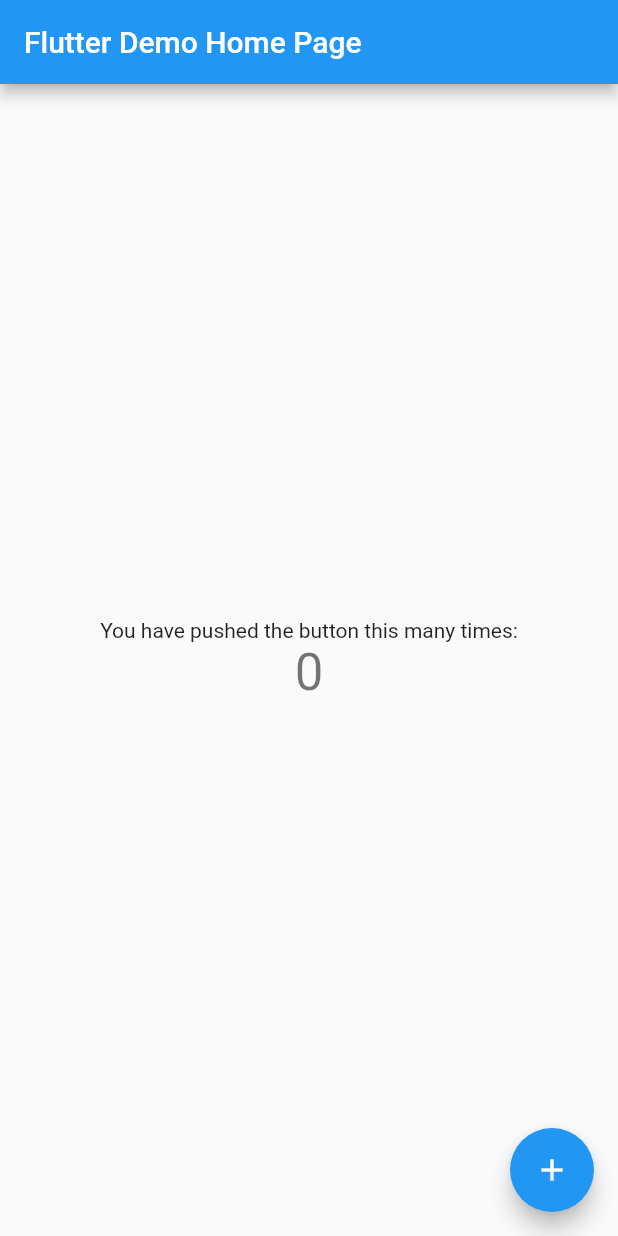
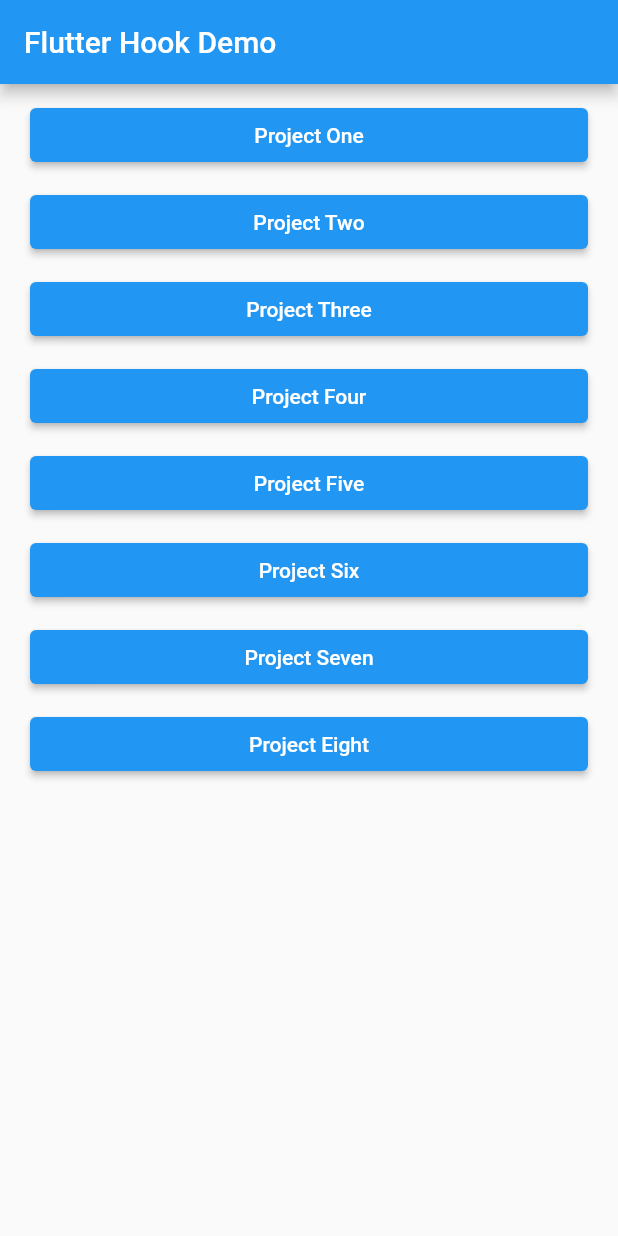
Before and after one commit to ishworpanta10/flutter_hooks_examples, a Flutter app: the screen it shows after launch, on a phone screen of 412 x 824 dp. Run offline on Flutter 3.47's test engine with Material 2 defaults, Android fonts, the phone set to English and light mode, and no system bars; our stand-ins replace flutter_hooks.

Commit message:
project one with useStream

```diff
--- /dev/null
+++ b/lib/data/data.dart
@@ -0,0 +1,10 @@
+const List<String> projectList = [
+  'Project 1',
+  'Project 2',
+  'Project 3',
+  'Project 4',
+  'Project 5',
+  'Project 6',
+  'Project 7',
+  'Project 8',
+];
--- a/lib/main.dart
+++ b/lib/main.dart
@@ -1,4 +1,6 @@
 import 'package:flutter/material.dart';
+
+import 'screens/home_page.dart';
 
 void main() {
   runApp(const MyApp());
@@ -7,109 +9,14 @@
 class MyApp extends StatelessWidget {
   const MyApp({Key? key}) : super(key: key);
 
-  // This widget is the root of your application.
   @override
   Widget build(BuildContext context) {
     return MaterialApp(
-      title: 'Flutter Demo',
+      title: 'Flutter Hook Demo',
       theme: ThemeData(
-        // This is the theme of your application.
-        //
-        // Try running your application with "flutter run". You'll see the
-        // application has a blue toolbar. Then, without quitting the app, try
-        // changing the primarySwatch below to Colors.green and then invoke
-        // "hot reload" (press "r" in the console where you ran "flutter run",
-        // or simply save your changes to "hot reload" in a Flutter IDE).
-        // Notice that the counter didn't reset back to zero; the application
-        // is not restarted.
         primarySwatch: Colors.blue,
       ),
-      home: const MyHomePage(title: 'Flutter Demo Home Page'),
+      home: const HomePage(),
     );
   }
 }
-
-class MyHomePage extends StatefulWidget {
-  const MyHomePage({Key? key, required this.title}) : super(key: key);
-
-  // This widget is the home page of your application. It is stateful, meaning
-  // that it has a State object (defined below) that contains fields that affect
-  // how it looks.
-
-  // This class is the configuration for the state. It holds the values (in this
-  // case the title) provided by the parent (in this case the App widget) and
-  // used by the build method of the State. Fields in a Widget subclass are
-  // always marked "final".
-
-  final String title;
-
-  @override
-  State<MyHomePage> createState() => _MyHomePageState();
-}
-
-class _MyHomePageState extends State<MyHomePage> {
-  int _counter = 0;
-
-  void _incrementCounter() {
-    setState(() {
-      // This call to setState tells the Flutter framework that something has
-      // changed in this State, which causes it to rerun the build method below
-      // so that the display can reflect the updated values. If we changed
-      // _counter without calling setState(), then the build method would not be
-      // called again, and so nothing would appear to happen.
-      _counter++;
-    });
-  }
-
-  @override
-  Widget build(BuildContext context) {
-    // This method is rerun every time setState is called, for instance as done
-    // by the _incrementCounter method above.
-    //
-    // The Flutter framework has been optimized to make rerunning build methods
-    // fast, so that you can just rebuild anything that needs updating rather
-    // than having to individually change instances of widgets.
-    return Scaffold(
-      appBar: AppBar(
-        // Here we take the value from the MyHomePage object that was created by
-        // the App.build method, and use it to set our appbar title.
-        title: Text(widget.title),
-      ),
-      body: Center(
-        // Center is a layout widget. It takes a single child and positions it
-        // in the middle of the parent.
-        child: Column(
-          // Column is also a layout widget. It takes a list of children and
-          // arranges them vertically. By default, it sizes itself to fit its
-          // children horizontally, and tries to be as tall as its parent.
-          //
-          // Invoke "debug painting" (press "p" in the console, choose the
-          // "Toggle Debug Paint" action from the Flutter Inspector in Android
-          // Studio, or the "Toggle Debug Paint" command in Visual Studio Code)
-          // to see the wireframe for each widget.
-          //
-          // Column has various properties to control how it sizes itself and
-          // how it positions its children. Here we use mainAxisAlignment to
-          // center the children vertically; the main axis here is the vertical
-          // axis because Columns are vertical (the cross axis would be
-          // horizontal).
-          mainAxisAlignment: MainAxisAlignment.center,
-          children: <Widget>[
-            const Text(
-              'You have pushed the button this many times:',
-            ),
-            Text(
-              '$_counter',
-              style: Theme.of(context).textTheme.headline4,
-            ),
-          ],
-        ),
-      ),
-      floatingActionButton: FloatingActionButton(
-        onPressed: _incrementCounter,
-        tooltip: 'Increment',
-        child: const Icon(Icons.add),
-      ), // This trailing comma makes auto-formatting nicer for build methods.
-    );
-  }
-}
--- /dev/null
+++ b/lib/screens/home_page.dart
@@ -0,0 +1,124 @@
+import 'package:flutter/material.dart';
+import 'package:flutter_hook_examples/screens/project_five.dart';
+import 'package:flutter_hook_examples/screens/project_four.dart';
+import 'package:flutter_hook_examples/screens/project_one.dart';
+import 'package:flutter_hook_examples/screens/project_seven.dart';
+import 'package:flutter_hook_examples/screens/project_six.dart';
+import 'package:flutter_hook_examples/screens/project_three.dart';
+import 'package:flutter_hook_examples/screens/project_two.dart';
+
+import 'project_eight.dart';
+
+class HomePage extends StatelessWidget {
+  const HomePage({Key? key}) : super(key: key);
+
+  @override
+  Widget build(BuildContext context) {
+    return Scaffold(
+      appBar: AppBar(
+        title: const Text('Flutter Hook Demo'),
+      ),
+      body: ListView(
+        padding: const EdgeInsets.symmetric(horizontal: 20, vertical: 10),
+        children: [
+          ElevatedButton(
+            onPressed: () {
+              Navigator.push(
+                context,
+                MaterialPageRoute(
+                  builder: (_) => const ProjectOne(),
+                ),
+              );
+            },
+            child: const Text('Project One'),
+          ),
+          const SizedBox(height: 10),
+          ElevatedButton(
+            onPressed: () {
+              Navigator.push(
+                context,
+                MaterialPageRoute(
+                  builder: (_) => const ProjectTwo(),
+                ),
+              );
+            },
+            child: const Text('Project Two'),
+          ),
+          const SizedBox(height: 10),
+          ElevatedButton(
+            onPressed: () {
+              Navigator.push(
+                context,
+                MaterialPageRoute(
+                  builder: (_) => const ProjectThree(),
+                ),
+              );
+            },
+            child: const Text('Project Three'),
+          ),
+          const SizedBox(height: 10),
+          ElevatedButton(
+            onPressed: () {
+              Navigator.push(
+                context,
+                MaterialPageRoute(
+                  builder: (_) => const ProjectFour(),
+                ),
+              );
+            },
+            child: const Text('Project Four'),
+          ),
+          const SizedBox(height: 10),
+          ElevatedButton(
+            onPressed: () {
+              Navigator.push(
+                context,
+                MaterialPageRoute(
+                  builder: (_) => const ProjectFive(),
+                ),
+              );
+            },
+            child: const Text('Project Five'),
+          ),
+          const SizedBox(height: 10),
+          ElevatedButton(
+            onPressed: () {
+              Navigator.push(
+                context,
+                MaterialPageRoute(
+                  builder: (_) => const ProjectSix(),
+                ),
+              );
+            },
+            child: const Text('Project Six'),
+          ),
+          const SizedBox(height: 10),
+          ElevatedButton(
+            onPressed: () {
+              Navigator.push(
+                context,
+                MaterialPageRoute(
+                  builder: (_) => const ProjectSeven(),
+                ),
+              );
+            },
+            child: const Text('Project Seven'),
+          ),
+          const SizedBox(height: 10),
+          ElevatedButton(
+            onPressed: () {
+              Navigator.push(
+                context,
+                MaterialPageRoute(
+                  builder: (_) => const ProjectEight(),
+                ),
+              );
+            },
+            child: const Text('Project Eight'),
+          ),
+          const SizedBox(height: 10),
+        ],
+      ),
+    );
+  }
+}
```
Also changed, not shown: lib/screens/project_eight.dart (added, +18 -0 lines), lib/screens/project_five.dart (added, +18 -0 lines), lib/screens/project_four.dart (added, +18 -0 lines), lib/screens/project_one.dart (added, +24 -0 lines), lib/screens/project_seven.dart (added, +18 -0 lines), lib/screens/project_six.dart (added, +18 -0 lines), lib/screens/project_three.dart (added, +18 -0 lines), lib/screens/project_two.dart (added, +18 -0 lines), pubspec.yaml (+4 -50 lines), pubspec.lock.
